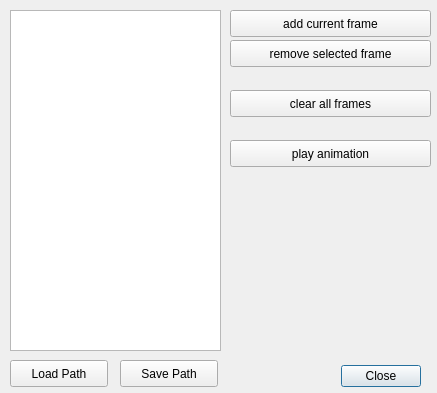
Above: src/tools/viewer/ui/LVRAnimationDialogUI.ui from uos/lvr2 before the change. Below: the same form after it.
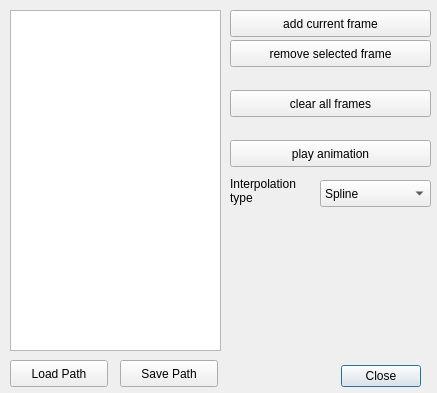
That is the form after the change.

Commit message: added UI element to change interpolation type

The edit to the form file:
```diff
--- a/src/tools/viewer/ui/LVRAnimationDialogUI.ui
+++ b/src/tools/viewer/ui/LVRAnimationDialogUI.ui
@@ -120,6 +120,48 @@
     <enum>Qt::ScrollBarAlwaysOff</enum>
    </property>
   </widget>
+  <widget class="QLabel" name="interpolation_label">
+   <property name="geometry">
+    <rect>
+     <x>230</x>
+     <y>170</y>
+     <width>91</width>
+     <height>41</height>
+    </rect>
+   </property>
+   <property name="frameShape">
+    <enum>QFrame::NoFrame</enum>
+   </property>
+   <property name="text">
+    <string>Interpolation type</string>
+   </property>
+   <property name="wordWrap">
+    <bool>true</bool>
+   </property>
+  </widget>
+  <widget class="QComboBox" name="interpolation_box">
+   <property name="geometry">
+    <rect>
+     <x>320</x>
+     <y>180</y>
+     <width>111</width>
+     <height>27</height>
+    </rect>
+   </property>
+   <property name="currentIndex">
+    <number>1</number>
+   </property>
+   <item>
+    <property name="text">
+     <string>Linear</string>
+    </property>
+   </item>
+   <item>
+    <property name="text">
+     <string>Spline</string>
+    </property>
+   </item>
+  </widget>
  </widget>
  <resources/>
  <connections>
```
The commit also changes 2 other files.
